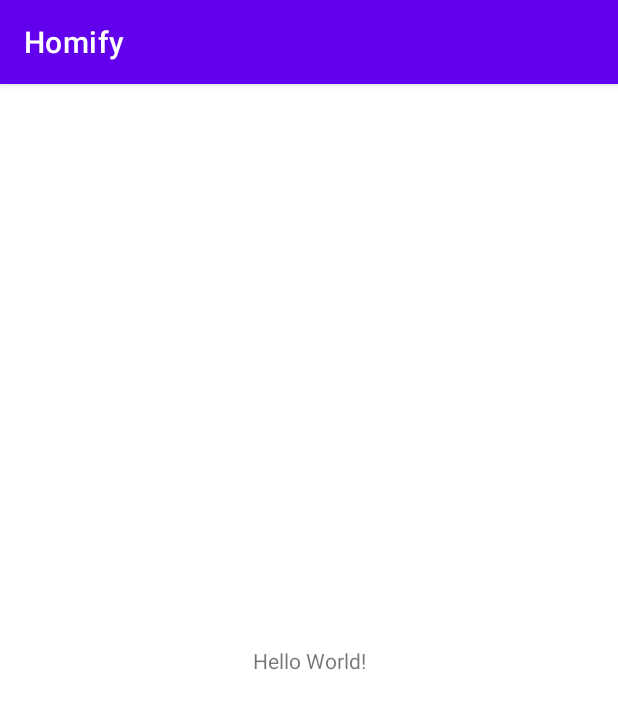
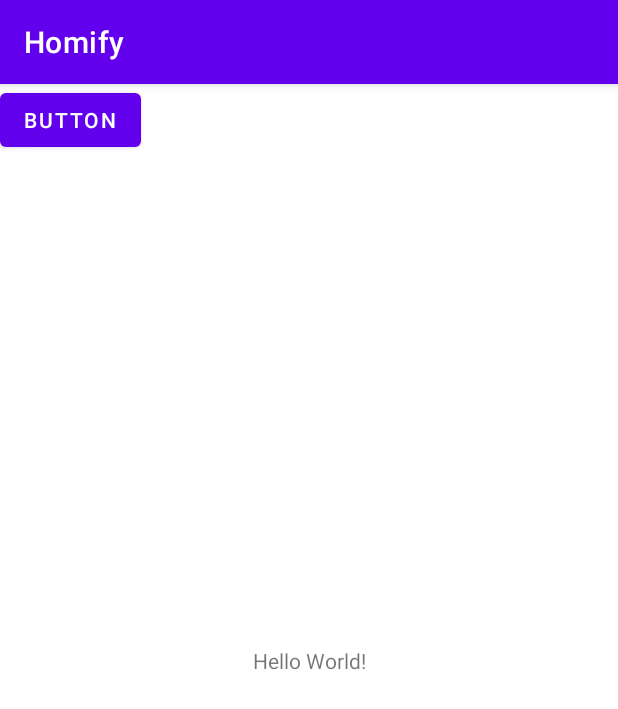
Before and after one commit to g-brandi/homify, an Android app: the screen it shows after launch (MainActivity), on a phone screen of 412 x 824 dp. Shown: the top 709 px of the screen. Run offline under Robolectric (Android 15) with nearby library versions, the phone set to English and light mode, and no system bars.

Commit message:
ho aggiunto un pulsante

```diff
--- a/app/src/main/res/layout/activity_main.xml
+++ b/app/src/main/res/layout/activity_main.xml
@@ -15,4 +15,12 @@
         app:layout_constraintRight_toRightOf="parent"
         app:layout_constraintTop_toTopOf="parent" />
 
+    <Button
+        android:id="@+id/button"
+        android:layout_width="wrap_content"
+        android:layout_height="wrap_content"
+        android:text="Button"
+        tools:layout_editor_absoluteX="158dp"
+        tools:layout_editor_absoluteY="483dp" />
+
 </androidx.constraintlayout.widget.ConstraintLayout>
```
